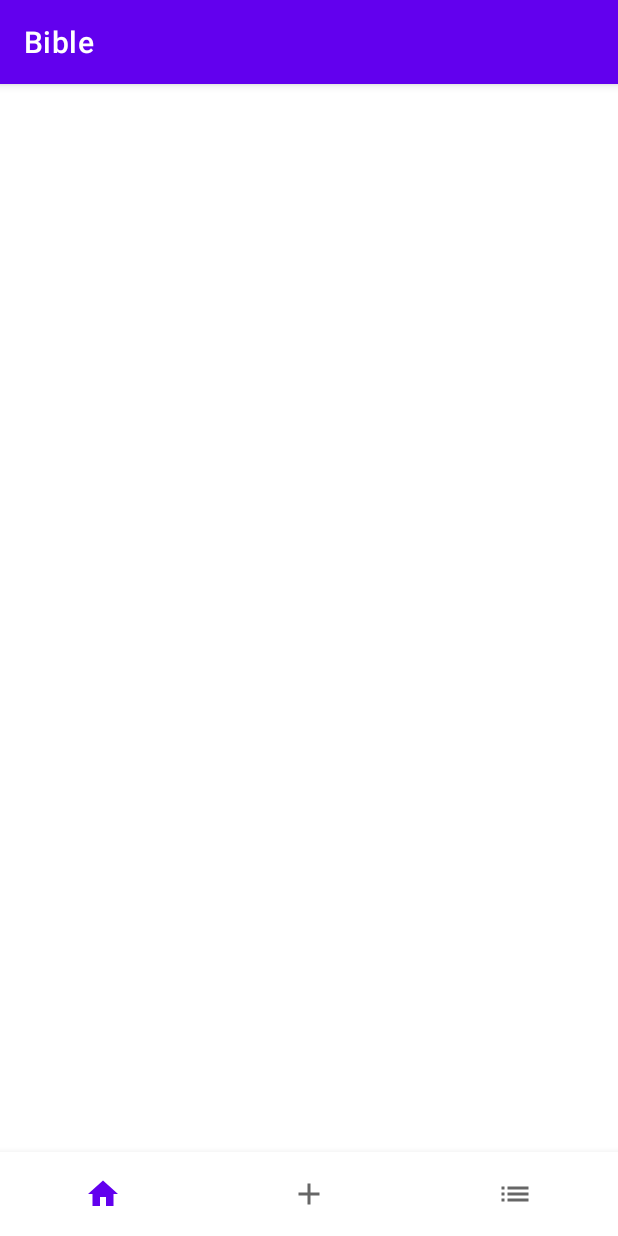
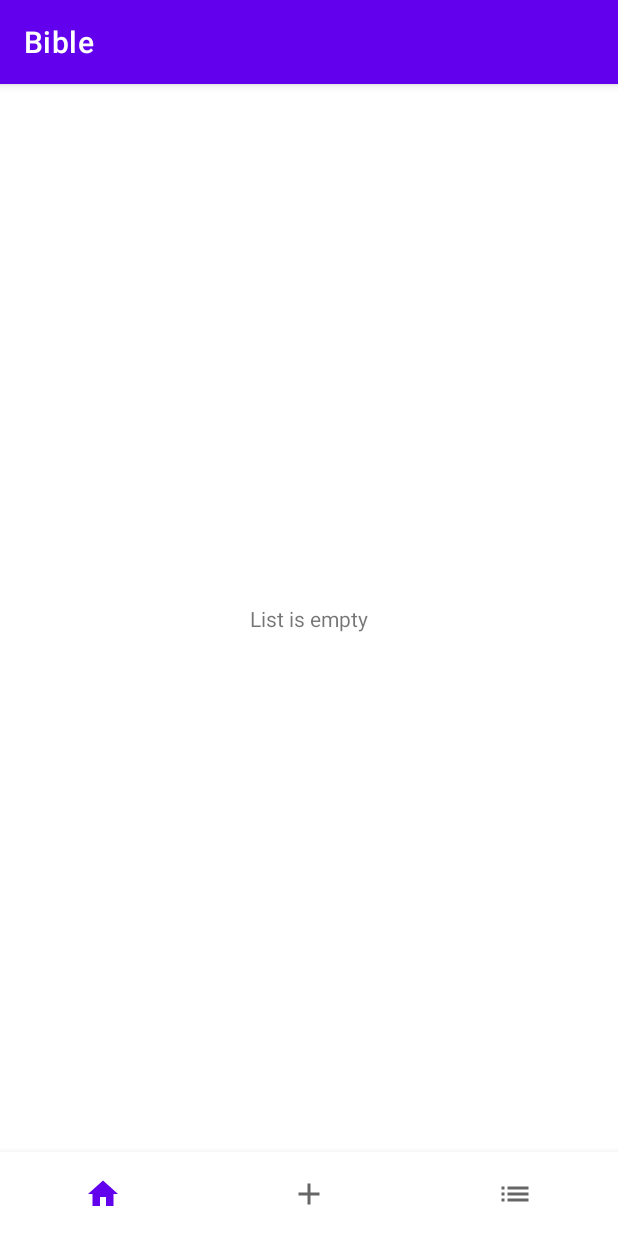
Before and after one commit to aMaze613/bible, an Android app: the fragment ListFragment placed in its activity, on a phone screen of 412 x 824 dp. Run offline under Robolectric (Android 15) with nearby library versions, the phone set to English and light mode, and no system bars.

Commit message:
Added placeholder for empty list, but if all elements are removed while on list tab, it is not showing as expected

```diff
--- a/app/src/main/java/com/m8/exercicis/bible/fragments/ListFragment.kt
+++ b/app/src/main/java/com/m8/exercicis/bible/fragments/ListFragment.kt
@@ -6,6 +6,7 @@ import androidx.fragment.app.Fragment
 import android.view.LayoutInflater
 import android.view.View
 import android.view.ViewGroup
+import android.widget.TextView
 import androidx.recyclerview.widget.DividerItemDecoration
 import androidx.recyclerview.widget.LinearLayoutManager
 import androidx.recyclerview.widget.RecyclerView
@@ -23,13 +24,16 @@ class ListFragment : Fragment() {
     ): View {
         val view: View = inflater.inflate(R.layout.fragment_list, container, false)
 
+        val lblEmptyList: TextView = view.findViewById(R.id.lblEmptyList)
         val list: MutableList<Verse> = dbHelper.getVerses()
 
         Log.i("ListVerses", list.toString())
 
+        if (list.isNotEmpty()) {
+            lblEmptyList.visibility = View.GONE
             val recyclerView: RecyclerView = view.findViewById(R.id.recyclerList)
             recyclerView.layoutManager = LinearLayoutManager(context)
-        val adapter = RecyclerViewAdapter(list, context)
+            val adapter = RecyclerViewAdapter(list)
             recyclerView.adapter = adapter
             recyclerView.addItemDecoration(
                 DividerItemDecoration(
@@ -37,6 +41,7 @@ class ListFragment : Fragment() {
                     DividerItemDecoration.VERTICAL
                 )
             )
+        }
 
         return view
     }
--- a/app/src/main/java/com/m8/exercicis/bible/recycler_views/RecyclerViewAdapter.kt
+++ b/app/src/main/java/com/m8/exercicis/bible/recycler_views/RecyclerViewAdapter.kt
@@ -1,7 +1,6 @@
 package com.m8.exercicis.bible.recycler_views
 
 import android.annotation.SuppressLint
-import android.content.Context
 import android.view.LayoutInflater
 import android.view.View
 import android.view.ViewGroup
@@ -14,7 +13,7 @@ import com.m8.exercicis.bible.Verse
 import com.m8.exercicis.bible.activities.BottomNavigationActivity.Companion.dbHelper
 import com.m8.exercicis.bible.fragments.DetailFragment
 
-class RecyclerViewAdapter(private var list: MutableList<Verse>, private var context: Context?) :
+class RecyclerViewAdapter(private var list: MutableList<Verse>) :
     RecyclerView.Adapter<RecyclerViewAdapter.ViewHolder>() {
 
     override fun onCreateViewHolder(parent: ViewGroup, viewType: Int): ViewHolder {
--- a/app/src/main/res/layout/fragment_list.xml
+++ b/app/src/main/res/layout/fragment_list.xml
@@ -1,6 +1,8 @@
 <?xml version="1.0" encoding="utf-8"?>
-<FrameLayout xmlns:android="http://schemas.android.com/apk/res/android"
+<androidx.constraintlayout.widget.ConstraintLayout xmlns:android="http://schemas.android.com/apk/res/android"
+    xmlns:app="http://schemas.android.com/apk/res-auto"
     xmlns:tools="http://schemas.android.com/tools"
+    android:id="@+id/frameLayout2"
     android:layout_width="match_parent"
     android:layout_height="match_parent"
     tools:context=".fragments.ListFragment">
@@ -8,6 +10,19 @@
     <androidx.recyclerview.widget.RecyclerView
         android:id="@+id/recyclerList"
         android:layout_width="match_parent"
-        android:layout_height="match_parent" />
+        android:layout_height="wrap_content"
+        app:layout_constraintEnd_toEndOf="parent"
+        app:layout_constraintStart_toStartOf="parent"
+        app:layout_constraintTop_toTopOf="parent" />
 
-</FrameLayout>
+    <TextView
+        android:id="@+id/lblEmptyList"
+        android:layout_width="wrap_content"
+        android:layout_height="wrap_content"
+        android:text="@string/list_empty"
+        app:layout_constraintBottom_toBottomOf="parent"
+        app:layout_constraintEnd_toEndOf="parent"
+        app:layout_constraintStart_toStartOf="parent"
+        app:layout_constraintTop_toTopOf="parent" />
+
+</androidx.constraintlayout.widget.ConstraintLayout>
--- a/app/src/main/res/values-night/strings.xml
+++ b/app/src/main/res/values-night/strings.xml
@@ -21,4 +21,5 @@
     <string name="not_added_verse">All fields need to be filled to add the verse</string>
     <string name="deleted_all">All verses have been removed from the list</string>
     <string name="btn_delete">DELETE</string>
+    <string name="list_empty">List is empty</string>
 </resources>
--- a/app/src/main/res/values/strings.xml
+++ b/app/src/main/res/values/strings.xml
@@ -21,4 +21,5 @@
     <string name="not_added_verse">All fields need to be filled to add the verse</string>
     <string name="deleted_all">All verses have been removed from the list</string>
     <string name="btn_delete">DELETE</string>
+    <string name="list_empty">List is empty</string>
 </resources>
```
Lines whose indentation alone changed are shown as unchanged.
